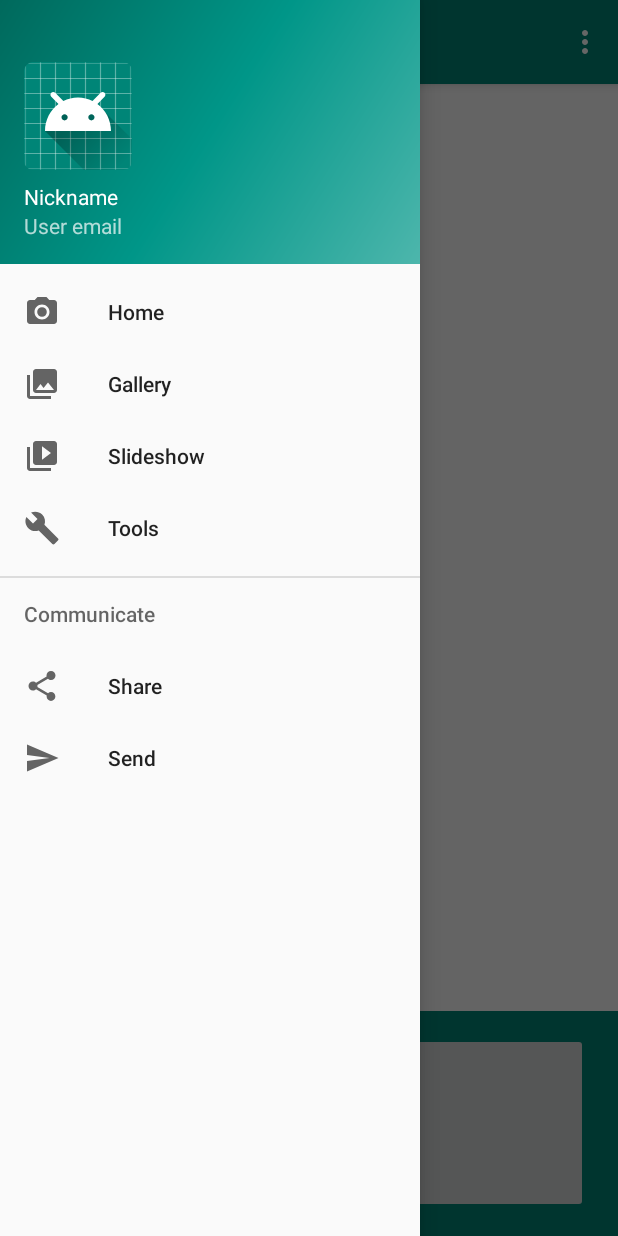
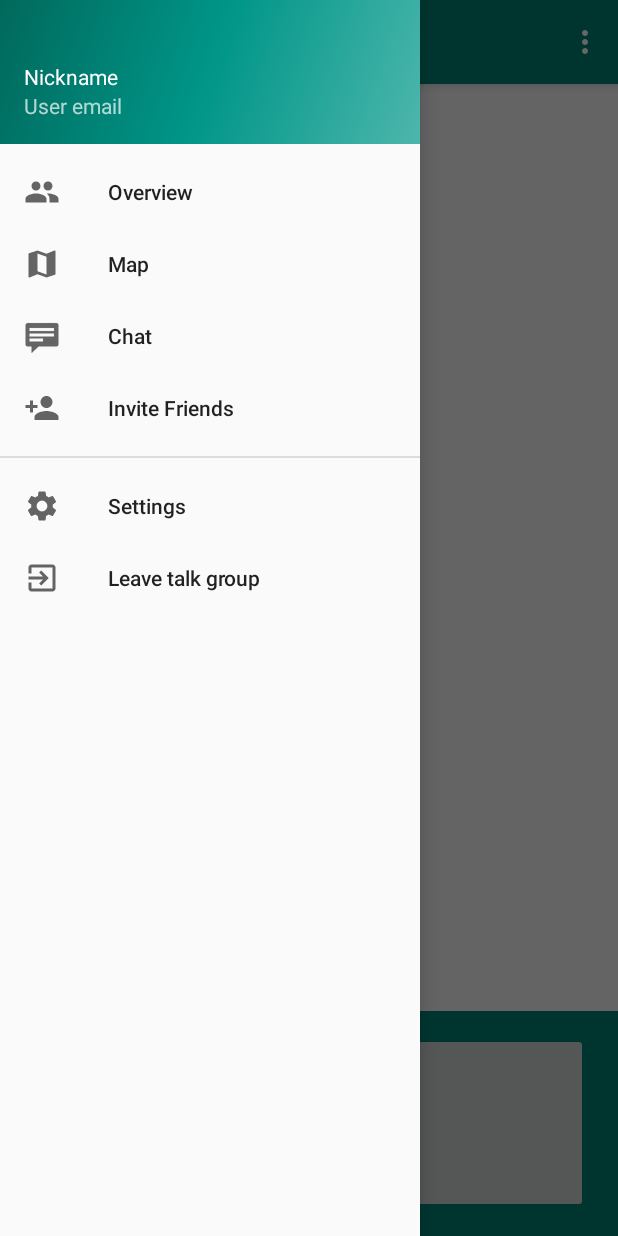
Before and after one commit to transmission-project/y2-project, an Android app: the InsideGroupActivity screen opened directly, with no data from a screen before it, with the side drawer open, on a phone screen of 412 x 824 dp. Run offline under Robolectric (Android 15) with nearby library versions, the light colour scheme and no system bars.

Commit message:
Redesign hamburger menu template to match our app

```diff
--- a/android/app/src/main/java/com/example/huntertalk/InsideGroupActivity.java
+++ b/android/app/src/main/java/com/example/huntertalk/InsideGroupActivity.java
@@ -1,9 +1,6 @@
 package com.example.huntertalk;
 
 import android.os.Bundle;
-import android.support.design.widget.FloatingActionButton;
-import android.support.design.widget.Snackbar;
-import android.view.View;
 import android.support.v4.view.GravityCompat;
 import android.support.v7.app.ActionBarDrawerToggle;
 import android.view.MenuItem;
@@ -13,7 +10,6 @@ import android.support.v4.widget.DrawerLayout;
 import android.support.v7.app.AppCompatActivity;
 import android.support.v7.widget.Toolbar;
 import android.view.Menu;
-import android.widget.TextView;
 
 public class InsideGroupActivity extends AppCompatActivity
         implements NavigationView.OnNavigationItemSelectedListener {
@@ -81,17 +77,17 @@ public class InsideGroupActivity extends AppCompatActivity
         // Handle navigation view item clicks here.
         int id = item.getItemId();
 
-        if (id == R.id.nav_home) {
+        if (id == R.id.nav_overview) {
             // Handle the camera action
-        } else if (id == R.id.nav_gallery) {
+        } else if (id == R.id.nav_map) {
 
-        } else if (id == R.id.nav_slideshow) {
+        } else if (id == R.id.nav_chat) {
 
-        } else if (id == R.id.nav_tools) {
+        } else if (id == R.id.nav_invite) {
 
-        } else if (id == R.id.nav_share) {
+        } else if (id == R.id.nav_settings) {
 
-        } else if (id == R.id.nav_send) {
+        } else if (id == R.id.nav_leave) {
 
         }
 
--- /dev/null
+++ b/android/app/src/main/res/drawable/ic_close_black_24dp.xml
@@ -0,0 +1,9 @@
+<vector xmlns:android="http://schemas.android.com/apk/res/android"
+        android:width="24dp"
+        android:height="24dp"
+        android:viewportWidth="24.0"
+        android:viewportHeight="24.0">
+    <path
+        android:fillColor="#FF000000"
+        android:pathData="M19,6.41L17.59,5 12,10.59 6.41,5 5,6.41 10.59,12 5,17.59 6.41,19 12,13.41 17.59,19 19,17.59 13.41,12z"/>
+</vector>
--- /dev/null
+++ b/android/app/src/main/res/drawable/ic_exit_to_app_black_24dp.xml
@@ -0,0 +1,9 @@
+<vector xmlns:android="http://schemas.android.com/apk/res/android"
+        android:width="24dp"
+        android:height="24dp"
+        android:viewportWidth="24.0"
+        android:viewportHeight="24.0">
+    <path
+        android:fillColor="#FF000000"
+        android:pathData="M10.09,15.59L11.5,17l5,-5 -5,-5 -1.41,1.41L12.67,11H3v2h9.67l-2.58,2.59zM19,3H5c-1.11,0 -2,0.9 -2,2v4h2V5h14v14H5v-4H3v4c0,1.1 0.89,2 2,2h14c1.1,0 2,-0.9 2,-2V5c0,-1.1 -0.9,-2 -2,-2z"/>
+</vector>
--- /dev/null
+++ b/android/app/src/main/res/drawable/ic_map_black_24dp.xml
@@ -0,0 +1,9 @@
+<vector xmlns:android="http://schemas.android.com/apk/res/android"
+        android:width="24dp"
+        android:height="24dp"
+        android:viewportWidth="24.0"
+        android:viewportHeight="24.0">
+    <path
+        android:fillColor="#FF000000"
+        android:pathData="M20.5,3l-0.16,0.03L15,5.1 9,3 3.36,4.9c-0.21,0.07 -0.36,0.25 -0.36,0.48V20.5c0,0.28 0.22,0.5 0.5,0.5l0.16,-0.03L9,18.9l6,2.1 5.64,-1.9c0.21,-0.07 0.36,-0.25 0.36,-0.48V3.5c0,-0.28 -0.22,-0.5 -0.5,-0.5zM15,19l-6,-2.11V5l6,2.11V19z"/>
+</vector>
--- /dev/null
+++ b/android/app/src/main/res/drawable/ic_people_black_24dp.xml
@@ -0,0 +1,9 @@
+<vector xmlns:android="http://schemas.android.com/apk/res/android"
+        android:width="24dp"
+        android:height="24dp"
+        android:viewportWidth="24.0"
+        android:viewportHeight="24.0">
+    <path
+        android:fillColor="#FF000000"
+        android:pathData="M16,11c1.66,0 2.99,-1.34 2.99,-3S17.66,5 16,5c-1.66,0 -3,1.34 -3,3s1.34,3 3,3zM8,11c1.66,0 2.99,-1.34 2.99,-3S9.66,5 8,5C6.34,5 5,6.34 5,8s1.34,3 3,3zM8,13c-2.33,0 -7,1.17 -7,3.5L1,19h14v-2.5c0,-2.33 -4.67,-3.5 -7,-3.5zM16,13c-0.29,0 -0.62,0.02 -0.97,0.05 1.16,0.84 1.97,1.97 1.97,3.45L17,19h6v-2.5c0,-2.33 -4.67,-3.5 -7,-3.5z"/>
+</vector>
--- /dev/null
+++ b/android/app/src/main/res/drawable/ic_person_add_black_24dp.xml
@@ -0,0 +1,9 @@
+<vector xmlns:android="http://schemas.android.com/apk/res/android"
+        android:width="24dp"
+        android:height="24dp"
+        android:viewportWidth="24.0"
+        android:viewportHeight="24.0">
+    <path
+        android:fillColor="#FF000000"
+        android:pathData="M15,12c2.21,0 4,-1.79 4,-4s-1.79,-4 -4,-4 -4,1.79 -4,4 1.79,4 4,4zM6,10L6,7L4,7v3L1,10v2h3v3h2v-3h3v-2L6,10zM15,14c-2.67,0 -8,1.34 -8,4v2h16v-2c0,-2.66 -5.33,-4 -8,-4z"/>
+</vector>
--- /dev/null
+++ b/android/app/src/main/res/drawable/ic_settings_black_24dp.xml
@@ -0,0 +1,9 @@
+<vector xmlns:android="http://schemas.android.com/apk/res/android"
+        android:width="24dp"
+        android:height="24dp"
+        android:viewportWidth="24"
+        android:viewportHeight="24">
+    <path
+        android:fillColor="#FF000000"
+        android:pathData="M19.1,12.9a2.8,2.8 0,0 0,0.1 -0.9,2.8 2.8,0 0,0 -0.1,-0.9l2.1,-1.6a0.7,0.7 0,0 0,0.1 -0.6L19.4,5.5a0.7,0.7 0,0 0,-0.6 -0.2l-2.4,1a6.5,6.5 0,0 0,-1.6 -0.9l-0.4,-2.6a0.5,0.5 0,0 0,-0.5 -0.4H10.1a0.5,0.5 0,0 0,-0.5 0.4L9.3,5.4a5.6,5.6 0,0 0,-1.7 0.9l-2.4,-1a0.4,0.4 0,0 0,-0.5 0.2l-2,3.4c-0.1,0.2 0,0.4 0.2,0.6l2,1.6a2.8,2.8 0,0 0,-0.1 0.9,2.8 2.8,0 0,0 0.1,0.9L2.8,14.5a0.7,0.7 0,0 0,-0.1 0.6l1.9,3.4a0.7,0.7 0,0 0,0.6 0.2l2.4,-1a6.5,6.5 0,0 0,1.6 0.9l0.4,2.6a0.5,0.5 0,0 0,0.5 0.4h3.8a0.5,0.5 0,0 0,0.5 -0.4l0.3,-2.6a5.6,5.6 0,0 0,1.7 -0.9l2.4,1a0.4,0.4 0,0 0,0.5 -0.2l2,-3.4c0.1,-0.2 0,-0.4 -0.2,-0.6ZM12,15.6A3.6,3.6 0,1 1,15.6 12,3.6 3.6,0 0,1 12,15.6Z"/>
+</vector>
--- a/android/app/src/main/res/layout/nav_header_inside_group.xml
+++ b/android/app/src/main/res/layout/nav_header_inside_group.xml
@@ -2,7 +2,7 @@
 <LinearLayout xmlns:android="http://schemas.android.com/apk/res/android"
     xmlns:app="http://schemas.android.com/apk/res-auto"
     android:layout_width="match_parent"
-    android:layout_height="@dimen/nav_header_height"
+    android:layout_height="96dp"
     android:background="@drawable/side_nav_bar"
     android:gravity="bottom"
     android:orientation="vertical"
@@ -11,14 +11,6 @@
     android:paddingRight="@dimen/activity_horizontal_margin"
     android:paddingBottom="@dimen/activity_vertical_margin"
     android:theme="@style/ThemeOverlay.AppCompat.Dark">
-
-    <ImageView
-        android:id="@+id/imageView"
-        android:layout_width="wrap_content"
-        android:layout_height="wrap_content"
-        android:contentDescription="@string/nav_header_desc"
-        android:paddingTop="@dimen/nav_header_vertical_spacing"
-        app:srcCompat="@mipmap/ic_launcher_round" />
 
     <TextView
         android:layout_width="match_parent"
--- a/android/app/src/main/res/menu/activity_inside_group_drawer.xml
+++ b/android/app/src/main/res/menu/activity_inside_group_drawer.xml
@@ -3,36 +3,33 @@
     xmlns:tools="http://schemas.android.com/tools"
     tools:showIn="navigation_view">
 
-    <group android:checkableBehavior="single">
+    <group android:id="@+id/menu_group">
         <item
-            android:id="@+id/nav_home"
-            android:icon="@drawable/ic_menu_camera"
-            android:title="@string/menu_home" />
+            android:id="@+id/nav_overview"
+            android:icon="@drawable/ic_people_black_24dp"
+            android:title="@string/menu_overview" />
         <item
-            android:id="@+id/nav_gallery"
-            android:icon="@drawable/ic_menu_gallery"
-            android:title="@string/menu_gallery" />
+            android:id="@+id/nav_map"
+            android:icon="@drawable/ic_map_black_24dp"
+            android:title="@string/menu_map" />
         <item
-            android:id="@+id/nav_slideshow"
-            android:icon="@drawable/ic_menu_slideshow"
-            android:title="@string/menu_slideshow" />
+            android:id="@+id/nav_chat"
+            android:icon="@android:drawable/stat_notify_chat"
+            android:title="@string/menu_chat" />
         <item
-            android:id="@+id/nav_tools"
-            android:icon="@drawable/ic_menu_manage"
-            android:title="@string/menu_tools" />
+            android:id="@+id/nav_invite"
+            android:icon="@drawable/ic_person_add_black_24dp"
+            android:title="@string/menu_invite" />
     </group>
-
-    <item android:title="Communicate">
-        <menu>
-            <item
-                android:id="@+id/nav_share"
-                android:icon="@drawable/ic_menu_share"
-                android:title="@string/menu_share" />
-            <item
-                android:id="@+id/nav_send"
-                android:icon="@drawable/ic_menu_send"
-                android:title="@string/menu_send" />
-        </menu>
-    </item>
+    <group android:id="@+id/menu_misc">
+        <item
+            android:id="@+id/nav_settings"
+            android:icon="@drawable/ic_settings_black_24dp"
+            android:title="@string/menu_settings" />
+        <item
+            android:id="@+id/nav_leave"
+            android:icon="@drawable/ic_exit_to_app_black_24dp"
+            android:title="@string/menu_leave" />
+     </group>
 
 </menu>
--- a/android/app/src/main/res/values/strings.xml
+++ b/android/app/src/main/res/values/strings.xml
@@ -18,11 +18,11 @@
     <string name="navigation_drawer_close">Close navigation drawer</string>
     <string name="nav_header_title">Nickname</string>
     <string name="nav_header_subtitle">User email</string>
-    <string name="nav_header_desc">Profile Picture</string>
-    <string name="menu_home">Home</string>
-    <string name="menu_gallery">Gallery</string>
-    <string name="menu_slideshow">Slideshow</string>
-    <string name="menu_tools">Tools</string>
-    <string name="menu_share">Share</string>
-    <string name="menu_send">Send</string>
+    <string name="menu_overview">Overview</string>
+    <string name="menu_map">Map</string>
+    <string name="menu_chat">Chat</string>
+    <string name="menu_invite">Invite Friends</string>
+    <string name="menu_settings">Settings</string>
+    <string name="menu_leave">Leave talk group</string>
+
 </resources>
```
